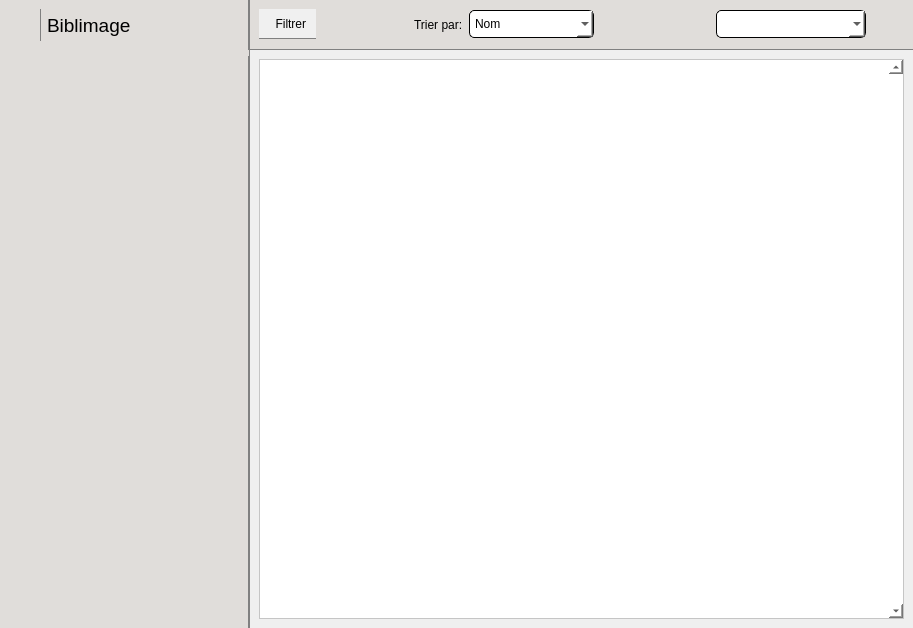
Qt form app/mainwindow.ui (baptistegasser/Bibliotheque_Photo) before a commit.
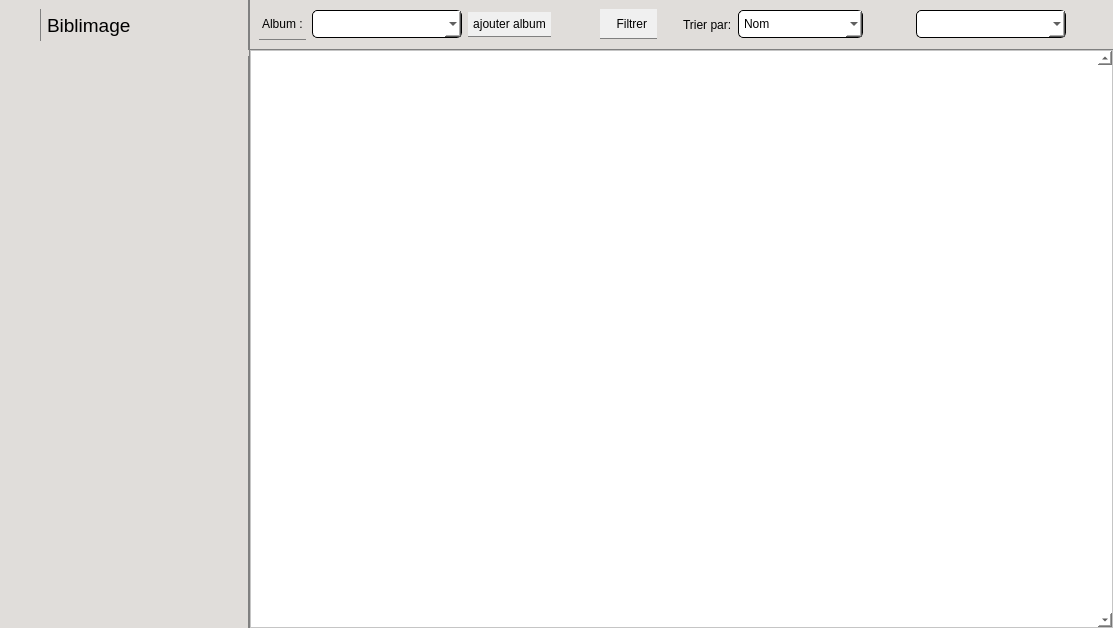
The same form after that commit. Icons and pictures are not drawn. Custom widgets are drawn as their Qt base class.

Commit message: album go yes

```diff
--- a/app/mainwindow.ui
+++ b/app/mainwindow.ui
@@ -6,7 +6,7 @@
    <rect>
     <x>0</x>
     <y>0</y>
-    <width>913</width>
+    <width>1113</width>
     <height>628</height>
    </rect>
   </property>
@@ -202,6 +202,84 @@
              <enum>QFrame::Raised</enum>
             </property>
             <layout class="QHBoxLayout" name="horizontalLayout_2">
+             <item>
+              <widget class="QLabel" name="label_3">
+               <property name="sizePolicy">
+                <sizepolicy hsizetype="Fixed" vsizetype="Preferred">
+                 <horstretch>0</horstretch>
+                 <verstretch>0</verstretch>
+                </sizepolicy>
+               </property>
+               <property name="text">
+                <string>Album :</string>
+               </property>
+              </widget>
+             </item>
+             <item>
+              <widget class="QComboBox" name="_album_combobox">
+               <property name="sizePolicy">
+                <sizepolicy hsizetype="Fixed" vsizetype="Fixed">
+                 <horstretch>0</horstretch>
+                 <verstretch>0</verstretch>
+                </sizepolicy>
+               </property>
+               <property name="minimumSize">
+                <size>
+                 <width>150</width>
+                 <height>0</height>
+                </size>
+               </property>
+               <property name="styleSheet">
+                <string notr="true">background-color:white;
+color: black;
+border: 0.5px  solid black;
+border-radius: 5px;
+padding: 5px;
+</string>
+               </property>
+               <property name="editable">
+                <bool>false</bool>
+               </property>
+              </widget>
+             </item>
+             <item>
+              <widget class="QPushButton" name="pushButton">
+               <property name="styleSheet">
+                <string notr="true">background-color: rgb(240,240,240);
+color: black;
+padding: 5px;</string>
+               </property>
+               <property name="text">
+                <string>ajouter album</string>
+               </property>
+              </widget>
+             </item>
+             <item>
+              <spacer name="horizontalSpacer_3">
+               <property name="orientation">
+                <enum>Qt::Horizontal</enum>
+               </property>
+               <property name="sizeHint" stdset="0">
+                <size>
+                 <width>40</width>
+                 <height>20</height>
+                </size>
+               </property>
+              </spacer>
+             </item>
+             <item>
+              <spacer name="horizontalSpacer_4">
+               <property name="orientation">
+                <enum>Qt::Horizontal</enum>
+               </property>
+               <property name="sizeHint" stdset="0">
+                <size>
+                 <width>40</width>
+                 <height>20</height>
+                </size>
+               </property>
+              </spacer>
+             </item>
              <item>
               <widget class="QToolButton" name="_filter_btn">
                <property name="maximumSize">
@@ -235,10 +313,13 @@
                <property name="orientation">
                 <enum>Qt::Horizontal</enum>
                </property>
+               <property name="sizeType">
+                <enum>QSizePolicy::Fixed</enum>
+               </property>
                <property name="sizeHint" stdset="0">
                 <size>
-                 <width>40</width>
-                 <height>20</height>
+                 <width>20</width>
+                 <height>10</height>
                 </size>
                </property>
               </spacer>
@@ -387,6 +468,18 @@
             <string notr="true"/>
            </property>
            <layout class="QGridLayout" name="gridLayout_3">
+            <property name="leftMargin">
+             <number>0</number>
+            </property>
+            <property name="topMargin">
+             <number>0</number>
+            </property>
+            <property name="rightMargin">
+             <number>0</number>
+            </property>
+            <property name="bottomMargin">
+             <number>0</number>
+            </property>
             <item row="0" column="0">
              <widget class="QScrollArea" name="scrollAreaPage">
               <property name="sizePolicy">
```
Left out of the diff: 52 changed lines with no effect on the pictures. The commit also changes 6 other files.
